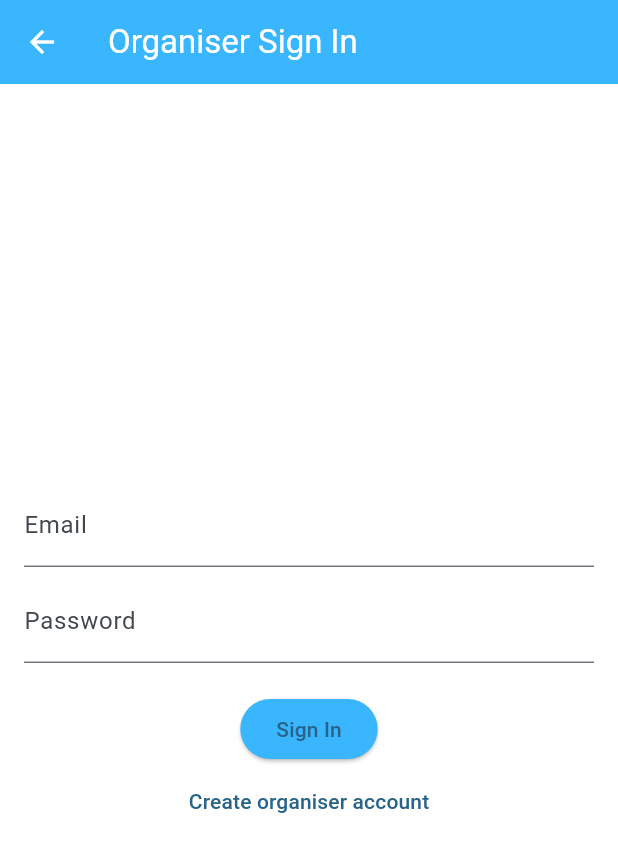
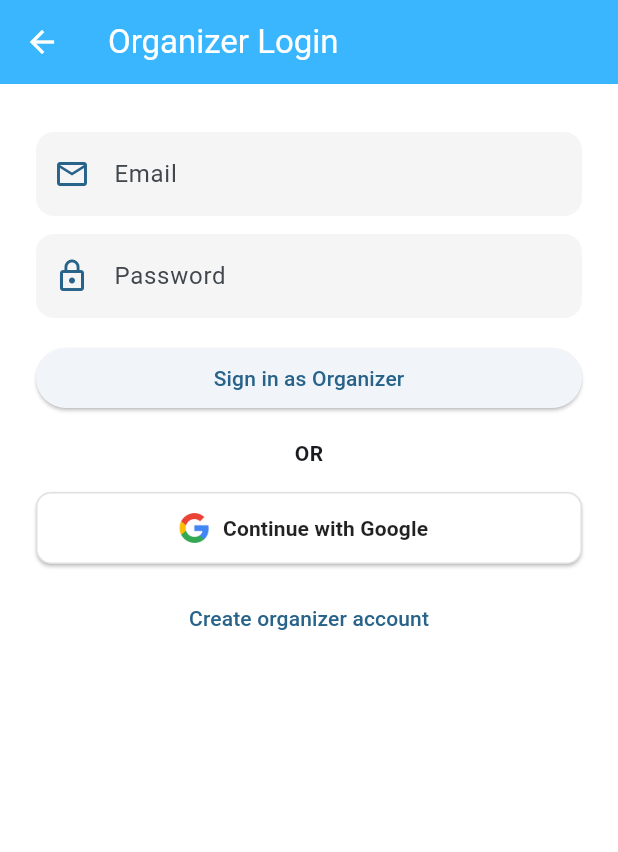
Before and after one commit to DannyPost/Edu_Eire, a Flutter app: the screen it shows after launch, after a tap on "Organizer login", on a phone screen of 412 x 824 dp. Shown: the top 852 px of the screen. Run offline on Flutter 3.47's test engine with Material 3 defaults, Android fonts, the phone set to English and light mode, and no system bars; our stand-ins replace cloud_firestore, cloud_functions, csv, email_validator, file_picker, firebase_auth and 7 more; missing offline and left inert: dart:html, file_saver, icalendar_parser; accounts and stored records are empty.

Commit message:
Added organiser signup page and google log in

```diff
--- a/lib/auth/organiser_auth/organiser_auth_page.dart
+++ b/lib/auth/organiser_auth/organiser_auth_page.dart
@@ -1,61 +1,87 @@
 import 'package:flutter/material.dart';
 import 'package:firebase_auth/firebase_auth.dart';
 import 'package:cloud_firestore/cloud_firestore.dart';
-import 'organiser_dashboard_page.dart';
+
+import '../business_auth_page.dart'; // if you need it nearby; safe to remove if unused
+import '../google_signin_helper.dart'; // <-- uses your existing helper
+import '../../organizer/organizer_dashboard.dart';
+// ^ if you don't have this, you can navigate back and let AuthGate route,
+//   or replace with your desired destination. If using AuthGate, remove this import.
+import 'organiser_signup_page.dart';
+
 
 class OrganiserAuthPage extends StatefulWidget {
   const OrganiserAuthPage({super.key});
+
   @override
   State<OrganiserAuthPage> createState() => _OrganiserAuthPageState();
 }
 
 class _OrganiserAuthPageState extends State<OrganiserAuthPage> {
-  bool _login = true, _busy = false;
+  final _email = TextEditingController();
+  final _password = TextEditingController();
+  bool _busy = false;
   String _err = '';
-  final _name = TextEditingController();
-  final _email = TextEditingController();
-  final _pass  = TextEditingController();
 
-  void _setErr(Object e) => setState(() => _err = e.toString());
+  Future<bool> _isOrganizerUid(String uid) async {
+    final doc = await FirebaseFirestore.instance
+        .collection('organizers')
+        .doc(uid)
+        .get();
+    return doc.exists;
+  }
 
-  Future<void> _ensureUserDoc(User u, {String? name}) async {
-    final ref = FirebaseFirestore.instance.collection('users').doc(u.uid);
-    final snap = await ref.get();
-    if (!snap.exists) {
-      await ref.set({
-        'name': name ?? u.displayName ?? '',
-        'email': u.email,
-        'role': 'organiser',
-        'createdAt': FieldValue.serverTimestamp(),
-      });
-    } else {
-      // make sure role is set (idempotent)
-      await ref.update({'role': 'organiser'});
+  Future<void> _signInWithGoogle() async {
+    setState(() { _busy = true; _err = ''; });
+    try {
+      final user = await signInWithGoogle(); // from your helper
+      if (user == null) throw Exception('Google sign-in cancelled.');
+      final ok = await _isOrganizerUid(user.uid);
+      if (!ok) {
+        await FirebaseAuth.instance.signOut();
+        throw Exception('This Google account is not approved as an organizer.');
+      }
+
+      // If your app uses AuthGate, you can just pop to root and let it route.
+     if (!mounted) return;
+    Navigator.pop(context); // returns to AuthGate; it will route to OrganizerDashboard
+      // Or navigate directly to a page if you prefer:
+      // Navigator.pushReplacement(context, MaterialPageRoute(builder: (_) => const OrganizerDashboard()));
+    } on FirebaseAuthException catch (e) {
+      setState(() => _err = e.message ?? 'Google sign-in failed.');
+    } catch (e) {
+      setState(() => _err = e.toString());
+    } finally {
+      if (mounted) setState(() => _busy = false);
     }
   }
 
-  Future<void> _submit() async {
+  Future<void> _signInWithEmail() async {
     setState(() { _busy = true; _err = ''; });
     try {
-      UserCredential cred;
-      if (_login) {
-        cred = await FirebaseAuth.instance.signInWithEmailAndPassword(
-          email: _email.text.trim(), password: _pass.text.trim(),
-        );
-      } else {
-        cred = await FirebaseAuth.instance.createUserWithEmailAndPassword(
-          email: _email.text.trim(), password: _pass.text.trim(),
-        );
-        await _ensureUserDoc(cred.user!, name: _name.text.trim());
+      final cred = await FirebaseAuth.instance.signInWithEmailAndPassword(
+        email: _email.text.trim(),
+        password: _password.text,
+      );
+      final ok = await _isOrganizerUid(cred.user!.uid);
+      if (!ok) {
+        await FirebaseAuth.instance.signOut();
+        throw Exception('This account is not approved as an organizer.');
       }
+
       if (!mounted) return;
-      Navigator.of(context).pushReplacement(
-        MaterialPageRoute(builder: (_) => OrganiserDashboardPage(user: cred.user!)),
-      );
+      Navigator.pop(context); // back to AuthGate to route
+      // Or pushReplacement to your dashboard page directly
     } on FirebaseAuthException catch (e) {
-      _setErr(e.message ?? e.code);
+      final msg = switch (e.code) {
+        'user-not-found' => 'No user with that email.',
+        'wrong-password' => 'Incorrect password.',
+        'invalid-email'  => 'Invalid email address.',
+        _ => 'Sign-in failed: ${e.code}',
+      };
+      setState(() => _err = msg);
     } catch (e) {
-      _setErr(e);
+      setState(() => _err = e.toString());
     } finally {
       if (mounted) setState(() => _busy = false);
     }
@@ -63,37 +89,84 @@ class _OrganiserAuthPageState extends State<OrganiserAuthPage> {
 
   @override
   Widget build(BuildContext context) {
-    final brand = Theme.of(context).primaryColor;
+    final brand = Theme.of(context).colorScheme.primary;
     return Scaffold(
-      appBar: AppBar(title: const Text('Organiser Sign In')),
-      body: Center(
-        child: ConstrainedBox(
-          constraints: const BoxConstraints(maxWidth: 420),
-          child: Padding(
-            padding: const EdgeInsets.all(16),
-            child: Column(
-              mainAxisAlignment: MainAxisAlignment.center,
-              children: [
-                if (!_login)
-                  TextField(controller: _name, decoration: const InputDecoration(labelText: 'Organisation Name')),
-                TextField(controller: _email, decoration: const InputDecoration(labelText: 'Email')),
-                const SizedBox(height: 8),
-                TextField(controller: _pass, decoration: const InputDecoration(labelText: 'Password'), obscureText: true),
-                const SizedBox(height: 12),
-                if (_err.isNotEmpty) Text(_err, style: const TextStyle(color: Colors.red)),
-                const SizedBox(height: 8),
-                ElevatedButton(
-                  onPressed: _busy ? null : _submit,
-                  style: ElevatedButton.styleFrom(backgroundColor: brand),
-                  child: Text(_login ? 'Sign In' : 'Create Organiser Account'),
+      appBar: AppBar(title: const Text('Organizer Login')),
+      body: SingleChildScrollView(
+        padding: const EdgeInsets.all(24),
+        child: Column(
+          crossAxisAlignment: CrossAxisAlignment.stretch,
+          children: [
+            const SizedBox(height: 8),
+            TextField(
+              controller: _email,
+              decoration: InputDecoration(
+                labelText: 'Email',
+                prefixIcon: Icon(Icons.email_outlined, color: brand),
+                filled: true, fillColor: Colors.grey[100],
+                border: OutlineInputBorder(
+                  borderRadius: BorderRadius.circular(12),
+                  borderSide: BorderSide.none,
                 ),
+              ),
+            ),
+            const SizedBox(height: 12),
+            TextField(
+              controller: _password,
+              obscureText: true,
+              decoration: InputDecoration(
+                labelText: 'Password',
+                prefixIcon: Icon(Icons.lock_outline, color: brand),
+                filled: true, fillColor: Colors.grey[100],
+                border: OutlineInputBorder(
+                  borderRadius: BorderRadius.circular(12),
+                  borderSide: BorderSide.none,
+                ),
+              ),
+            ),
+            const SizedBox(height: 16),
+            ElevatedButton(
+              onPressed: _busy ? null : _signInWithEmail,
+              child: _busy
+                  ? const SizedBox(height: 18, width: 18, child: CircularProgressIndicator(strokeWidth: 2))
+                  : const Text('Sign in as Organizer'),
+            ),
+            const SizedBox(height: 16),
+            const Center(child: Text('OR', style: TextStyle(fontWeight: FontWeight.w600))),
+            const SizedBox(height: 16),
+            ElevatedButton.icon(
+              onPressed: _busy ? null : _signInWithGoogle,
+              icon: Image.asset('assets/g-logo.png', height: 22, width: 22),
+              label: const Text('Continue with Google', style: TextStyle(fontWeight: FontWeight.w600)),
+              style: ElevatedButton.styleFrom(
+                backgroundColor: Colors.white,
+                foregroundColor: Colors.black87,
+                side: const BorderSide(color: Colors.black12),
+                shape: RoundedRectangleBorder(borderRadius: BorderRadius.circular(10)),
+                minimumSize: const Size(double.infinity, 48),
+              ),
+            ),
+            if (_err.isNotEmpty)
+              Padding(
+                padding: const EdgeInsets.only(top: 16),
+                child: Text(
+                  _err,
+                  textAlign: TextAlign.center,
+                  style: const TextStyle(color: Colors.redAccent),
+                ),
+              ),
+              const SizedBox(height: 12),
                 TextButton(
-                  onPressed: _busy ? null : () => setState(() => _login = !_login),
-                  child: Text(_login ? 'Create organiser account' : 'I already have an account'),
+                  onPressed: _busy
+                      ? null
+                      : () => Navigator.push(
+                            context,
+                            MaterialPageRoute(builder: (_) => const OrganiserSignupPage()),
+                          ),
+                  child: const Text('Create organizer account'),
                 ),
-              ],
-            ),
-          ),
+
+          ],
         ),
       ),
     );
```
Also changed, not shown: lib/auth/organiser_auth/organiser_signup_page.dart (added, +119 -0 lines), lib/main.dart (+37 -15 lines).
